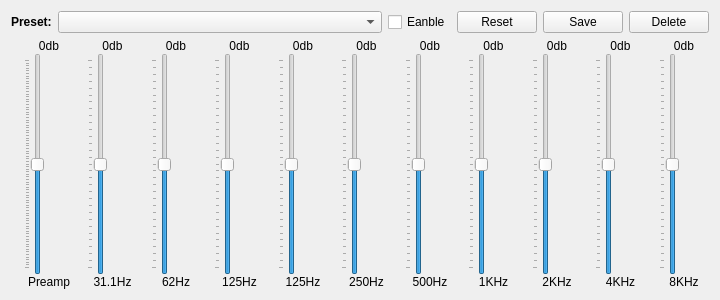
Above: src/widget_shared/equalizerdialog.ui from billlin0904/xamp2 before the change. Below: the same form after it.
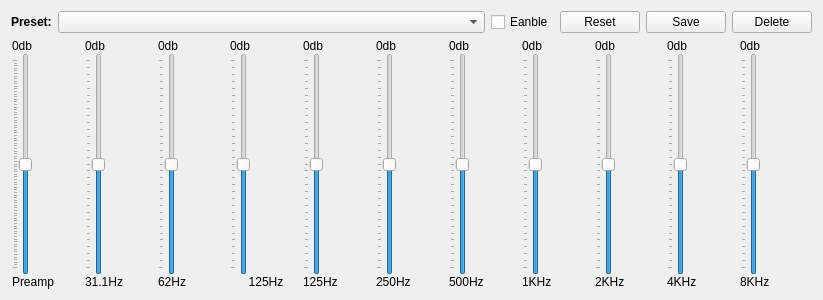
That is the form after the change. Custom widgets are drawn as their Qt base class.

Diff of the .ui file:
```diff
--- a/src/widget_shared/equalizerdialog.ui
+++ b/src/widget_shared/equalizerdialog.ui
@@ -6,7 +6,7 @@
    <rect>
     <x>0</x>
     <y>0</y>
-    <width>720</width>
+    <width>823</width>
     <height>300</height>
    </rect>
   </property>
@@ -18,13 +18,13 @@
   </property>
   <property name="minimumSize">
    <size>
-    <width>720</width>
+    <width>0</width>
     <height>300</height>
    </size>
   </property>
   <property name="maximumSize">
    <size>
-    <width>720</width>
+    <width>16777215</width>
     <height>300</height>
    </size>
   </property>
@@ -93,7 +93,7 @@
           <number>0</number>
          </property>
          <property name="leftMargin">
-          <number>13</number>
+          <number>1</number>
          </property>
          <property name="rightMargin">
           <number>0</number>
@@ -104,7 +104,7 @@
             <string>0db</string>
            </property>
            <property name="alignment">
-            <set>Qt::AlignCenter</set>
+            <set>Qt::AlignLeading|Qt::AlignLeft|Qt::AlignVCenter</set>
            </property>
           </widget>
          </item>
@@ -130,7 +130,7 @@
             <string>8KHz</string>
            </property>
            <property name="alignment">
-            <set>Qt::AlignCenter</set>
+            <set>Qt::AlignLeading|Qt::AlignLeft|Qt::AlignVCenter</set>
            </property>
           </widget>
          </item>
@@ -142,7 +142,7 @@
           <number>0</number>
          </property>
          <property name="leftMargin">
-          <number>13</number>
+          <number>1</number>
          </property>
          <item>
           <widget class="QLabel" name="preampDbLabel">
@@ -150,7 +150,7 @@
             <string>0db</string>
            </property>
            <property name="alignment">
-            <set>Qt::AlignCenter</set>
+            <set>Qt::AlignLeading|Qt::AlignLeft|Qt::AlignVCenter</set>
            </property>
           </widget>
          </item>
@@ -182,7 +182,7 @@
             <string>Preamp</string>
            </property>
            <property name="alignment">
-            <set>Qt::AlignCenter</set>
+            <set>Qt::AlignLeading|Qt::AlignLeft|Qt::AlignVCenter</set>
            </property>
           </widget>
          </item>
@@ -194,7 +194,7 @@
           <number>0</number>
          </property>
          <property name="leftMargin">
-          <number>13</number>
+          <number>1</number>
          </property>
          <item>
           <widget class="QLabel" name="band3DbLabel">
@@ -202,7 +202,7 @@
             <string>0db</string>
            </property>
            <property name="alignment">
-            <set>Qt::AlignCenter</set>
+            <set>Qt::AlignLeading|Qt::AlignLeft|Qt::AlignVCenter</set>
            </property>
           </widget>
          </item>
@@ -240,7 +240,7 @@
           <number>0</number>
          </property>
          <property name="leftMargin">
-          <number>13</number>
+          <number>1</number>
          </property>
          <item>
           <widget class="QLabel" name="band4DbLabel">
@@ -248,7 +248,7 @@
             <string>0db</string>
            </property>
            <property name="alignment">
-            <set>Qt::AlignCenter</set>
+            <set>Qt::AlignLeading|Qt::AlignLeft|Qt::AlignVCenter</set>
            </property>
           </widget>
          </item>
@@ -274,7 +274,7 @@
             <string>125Hz</string>
            </property>
            <property name="alignment">
-            <set>Qt::AlignCenter</set>
+            <set>Qt::AlignLeading|Qt::AlignLeft|Qt::AlignVCenter</set>
            </property>
           </widget>
          </item>
@@ -286,7 +286,7 @@
           <number>0</number>
          </property>
          <property name="leftMargin">
-          <number>13</number>
+          <number>1</number>
          </property>
          <item>
           <widget class="QLabel" name="band9DbLabel">
@@ -294,7 +294,7 @@
             <string>0db</string>
            </property>
            <property name="alignment">
-            <set>Qt::AlignCenter</set>
+            <set>Qt::AlignLeading|Qt::AlignLeft|Qt::AlignVCenter</set>
            </property>
           </widget>
          </item>
@@ -320,7 +320,7 @@
             <string>4KHz</string>
            </property>
            <property name="alignment">
-            <set>Qt::AlignCenter</set>
+            <set>Qt::AlignLeading|Qt::AlignLeft|Qt::AlignVCenter</set>
            </property>
           </widget>
          </item>
@@ -332,7 +332,7 @@
           <number>0</number>
          </property>
          <property name="leftMargin">
-          <number>13</number>
+          <number>1</number>
          </property>
          <item>
           <widget class="QLabel" name="band5DbLabel">
@@ -340,7 +340,7 @@
             <string>0db</string>
            </property>
            <property name="alignment">
-            <set>Qt::AlignCenter</set>
+            <set>Qt::AlignLeading|Qt::AlignLeft|Qt::AlignVCenter</set>
            </property>
           </widget>
          </item>
@@ -366,7 +366,7 @@
             <string>250Hz</string>
            </property>
            <property name="alignment">
-            <set>Qt::AlignCenter</set>
+            <set>Qt::AlignLeading|Qt::AlignLeft|Qt::AlignVCenter</set>
            </property>
           </widget>
          </item>
@@ -378,7 +378,7 @@
           <number>0</number>
          </property>
          <property name="leftMargin">
-          <number>13</number>
+          <number>1</number>
          </property>
          <item>
           <widget class="QLabel" name="band1DbLabel">
@@ -386,7 +386,7 @@
             <string>0db</string>
            </property>
            <property name="alignment">
-            <set>Qt::AlignCenter</set>
+            <set>Qt::AlignLeading|Qt::AlignLeft|Qt::AlignVCenter</set>
            </property>
           </widget>
          </item>
@@ -412,7 +412,7 @@
             <string>31.1Hz</string>
            </property>
            <property name="alignment">
-            <set>Qt::AlignCenter</set>
+            <set>Qt::AlignLeading|Qt::AlignLeft|Qt::AlignVCenter</set>
            </property>
           </widget>
          </item>
@@ -424,7 +424,7 @@
           <number>0</number>
          </property>
          <property name="leftMargin">
-          <number>13</number>
+          <number>1</number>
          </property>
          <item>
           <widget class="QLabel" name="band6DbLabel">
@@ -432,7 +432,7 @@
             <string>0db</string>
            </property>
            <property name="alignment">
-            <set>Qt::AlignCenter</set>
+            <set>Qt::AlignLeading|Qt::AlignLeft|Qt::AlignVCenter</set>
            </property>
           </widget>
          </item>
@@ -458,7 +458,7 @@
             <string>500Hz</string>
            </property>
            <property name="alignment">
-            <set>Qt::AlignCenter</set>
+            <set>Qt::AlignLeading|Qt::AlignLeft|Qt::AlignVCenter</set>
            </property>
           </widget>
          </item>
@@ -470,7 +470,7 @@
           <number>0</number>
          </property>
          <property name="leftMargin">
-          <number>13</number>
+          <number>1</number>
          </property>
          <item>
           <widget class="QLabel" name="band7DbLabel">
@@ -478,7 +478,7 @@
             <string>0db</string>
            </property>
            <property name="alignment">
-            <set>Qt::AlignCenter</set>
+            <set>Qt::AlignLeading|Qt::AlignLeft|Qt::AlignVCenter</set>
            </property>
           </widget>
          </item>
@@ -504,7 +504,7 @@
             <string>1KHz</string>
            </property>
            <property name="alignment">
-            <set>Qt::AlignCenter</set>
+            <set>Qt::AlignLeading|Qt::AlignLeft|Qt::AlignVCenter</set>
            </property>
           </widget>
          </item>
@@ -516,7 +516,7 @@
           <number>0</number>
          </property>
          <property name="leftMargin">
-          <number>13</number>
+          <number>1</number>
          </property>
          <item>
           <widget class="QLabel" name="band8DbLabel">
@@ -524,7 +524,7 @@
             <string>0db</string>
            </property>
            <property name="alignment">
-            <set>Qt::AlignCenter</set>
+            <set>Qt::AlignLeading|Qt::AlignLeft|Qt::AlignVCenter</set>
            </property>
           </widget>
          </item>
@@ -550,7 +550,7 @@
             <string>2KHz</string>
            </property>
            <property name="alignment">
-            <set>Qt::AlignCenter</set>
+            <set>Qt::AlignLeading|Qt::AlignLeft|Qt::AlignVCenter</set>
            </property>
           </widget>
          </item>
@@ -562,7 +562,7 @@
           <number>0</number>
          </property>
          <property name="leftMargin">
-          <number>13</number>
+          <number>1</number>
          </property>
          <item>
           <widget class="QLabel" name="band2DbLabel">
@@ -570,7 +570,7 @@
             <string>0db</string>
            </property>
            <property name="alignment">
-            <set>Qt::AlignCenter</set>
+            <set>Qt::AlignLeading|Qt::AlignLeft|Qt::AlignVCenter</set>
            </property>
           </widget>
          </item>
@@ -596,7 +596,7 @@
             <string>62Hz</string>
            </property>
            <property name="alignment">
-            <set>Qt::AlignCenter</set>
+            <set>Qt::AlignLeading|Qt::AlignLeft|Qt::AlignVCenter</set>
            </property>
           </widget>
          </item>
```
Left out of the diff: 1 changed line with no effect on the pictures.
